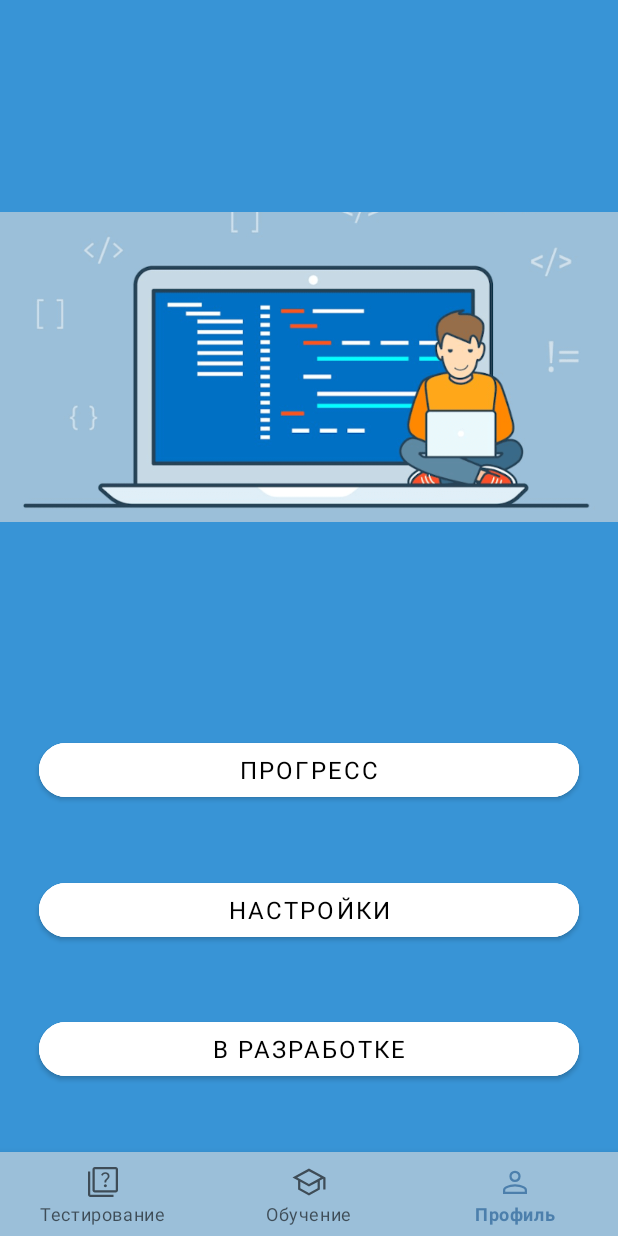
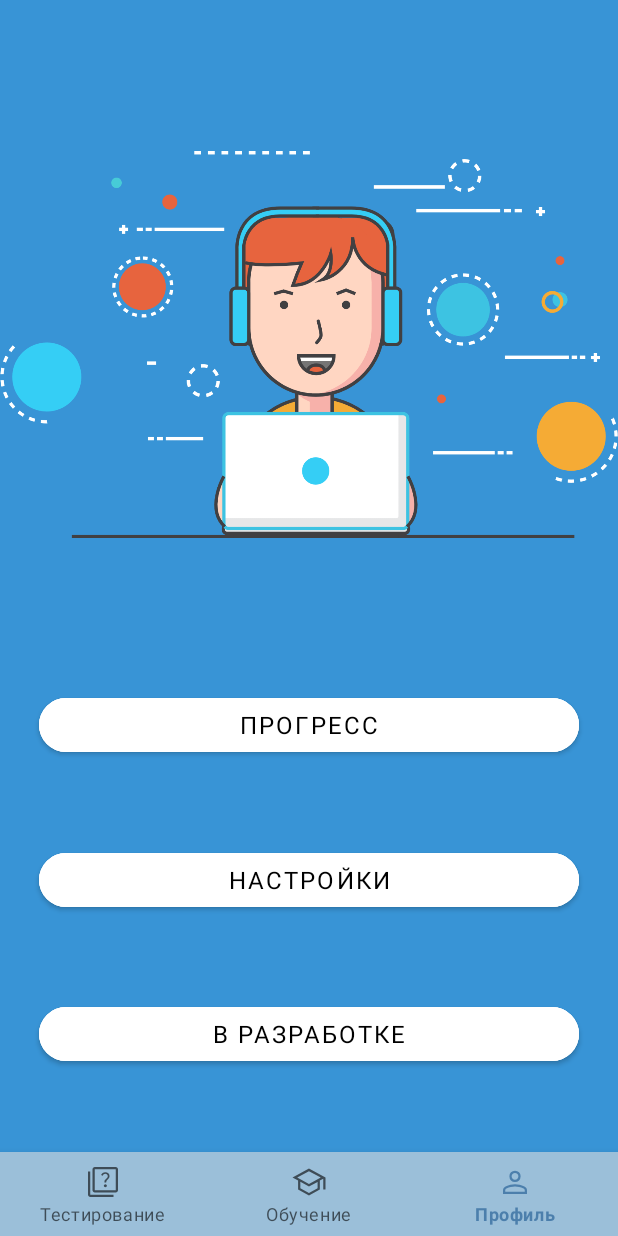
Before and after one commit to pavlushaemae/DeveloperInterview, an Android app: the ProfileFragment screen opened directly, with no data from a screen before it, on a phone screen of 412 x 824 dp. Run offline under Robolectric (Android 15) with nearby library versions, the phone set to English and light mode, and no system bars; our stand-ins replace navigation-ui; Roboto replaces fonts that are not available here.

Commit message:
corrected profile

```diff
--- a/app/src/main/res/layout/fragment_profile.xml
+++ b/app/src/main/res/layout/fragment_profile.xml
@@ -8,8 +8,8 @@
     <ImageView
         android:id="@+id/iv_profile"
         android:layout_width="match_parent"
-        android:layout_height="wrap_content"
-        android:src="@drawable/img_profile"
+        android:layout_height="350dp"
+        android:src="@drawable/newpngtoprofile"
         app:layout_constraintBottom_toTopOf="@+id/button"
         app:layout_constraintEnd_toEndOf="parent"
         app:layout_constraintStart_toStartOf="parent"
```
Also changed, not shown: app/src/main/res/drawable/newpngtoprofile.png (added).
